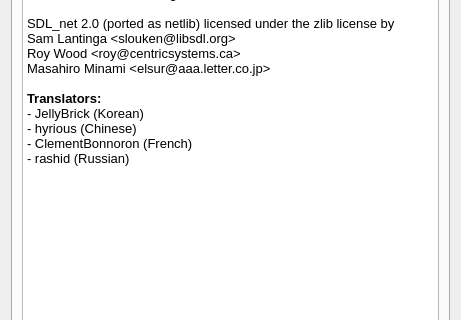
Above: src/gui/io_settings_dialog.ui from univrsal/input-overlay before the change; both pictures show x 0 to 461 and y 178 to 498 of the 461 by 611 pixel window. Below: the same form after it.
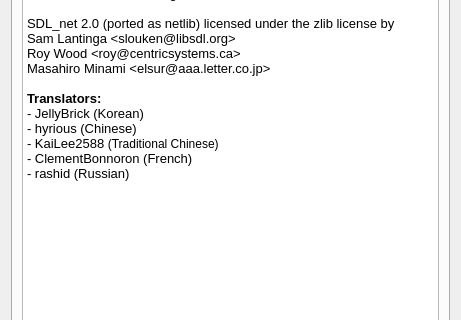
That is the form after the change. The open tabs and pages were chosen to show the change.

Commit message: UI: Add @KaiLee2588 to the list of translators

```diff
--- a/src/gui/io_settings_dialog.ui
+++ b/src/gui/io_settings_dialog.ui
@@ -314,6 +314,7 @@
 &lt;p style=&quot; margin-top:0px; margin-bottom:0px; margin-left:0px; margin-right:0px; -qt-block-indent:0; text-indent:0px;&quot;&gt;&lt;span style=&quot; font-family:'Noto Sans'; font-size:10pt; font-weight:600;&quot;&gt;Translators:&lt;/span&gt;&lt;/p&gt;
 &lt;p style=&quot; margin-top:0px; margin-bottom:0px; margin-left:0px; margin-right:0px; -qt-block-indent:0; text-indent:0px;&quot;&gt;&lt;span style=&quot; font-family:'Noto Sans'; font-size:10pt;&quot;&gt;- JellyBrick (Korean)&lt;/span&gt;&lt;/p&gt;
 &lt;p style=&quot; margin-top:0px; margin-bottom:0px; margin-left:0px; margin-right:0px; -qt-block-indent:0; text-indent:0px;&quot;&gt;&lt;span style=&quot; font-family:'Noto Sans'; font-size:10pt;&quot;&gt;- hyrious (Chinese)&lt;/span&gt;&lt;/p&gt;
+&lt;p style=&quot; margin-top:0px; margin-bottom:0px; margin-left:0px; margin-right:0px; -qt-block-indent:0; text-indent:0px;&quot;&gt;&lt;span style=&quot; font-family:'Noto Sans'; font-size:10pt;&quot;&gt;- KaiLee2588 &lt;/span&gt;(Traditional Chinese)&lt;/p&gt;
 &lt;p style=&quot; margin-top:0px; margin-bottom:0px; margin-left:0px; margin-right:0px; -qt-block-indent:0; text-indent:0px;&quot;&gt;&lt;span style=&quot; font-family:'Noto Sans'; font-size:10pt;&quot;&gt;- ClementBonnoron (French)&lt;/span&gt;&lt;/p&gt;
 &lt;p style=&quot; margin-top:0px; margin-bottom:12px; margin-left:0px; margin-right:0px; -qt-block-indent:0; text-indent:0px;&quot;&gt;&lt;span style=&quot; font-family:'Noto Sans'; font-size:10pt;&quot;&gt;- rashid (Russian)&lt;/span&gt;&lt;/p&gt;&lt;/body&gt;&lt;/html&gt;</string>
          </property>
```
